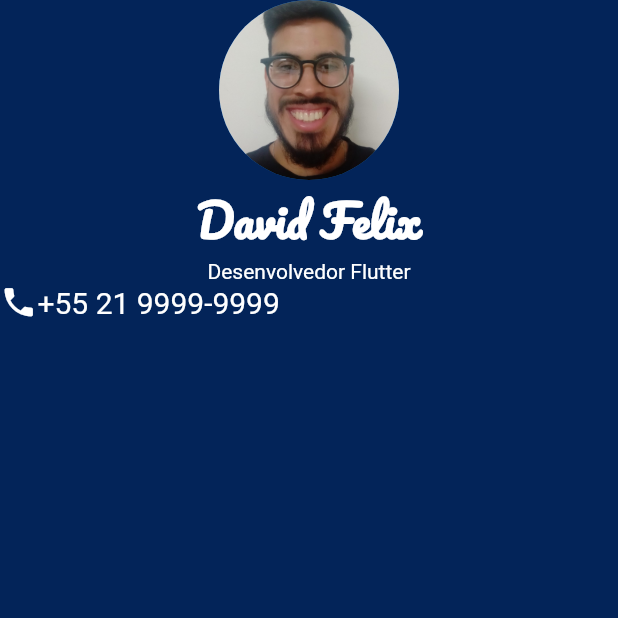
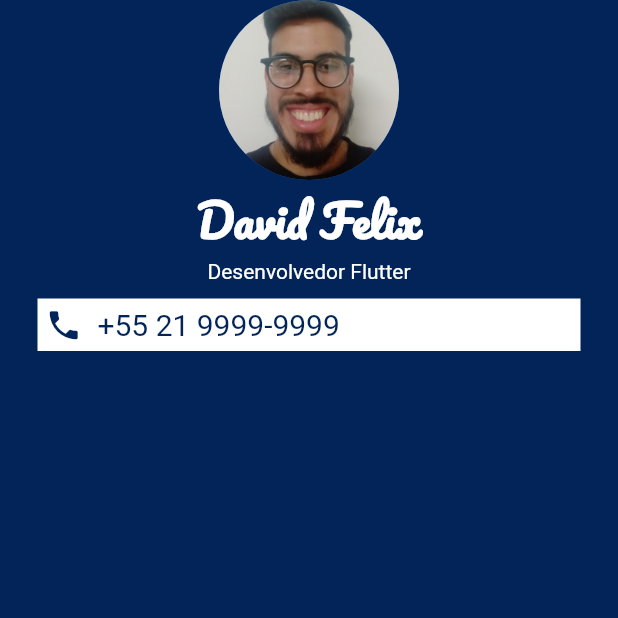
Before and after one commit to davidfffelix/My-Portfolio, a Flutter app: the screen it shows after launch, on a phone screen of 412 x 824 dp, the top half of it. Run offline on Flutter 3.47's test engine with Material 2 defaults, Android fonts, the phone set to English and light mode, and no system bars.

Commit message:
Update Container

```diff
--- a/lib/main.dart
+++ b/lib/main.dart
@@ -36,16 +36,24 @@ class MeuApp extends StatelessWidget {
                 ),
               ),
               Container(
+                color: Colors.white,
+                margin: EdgeInsets.symmetric(
+                    vertical: 10,
+                    horizontal: 25),
+                padding: EdgeInsets.all(5),
                 child: Row(
                   children: [
                     Icon(
                       Icons.phone,
+                      color: Color(0xff032459),
                       size: 25,
-                      color: Colors.white,
+                    ),
+                    SizedBox(
+                      width: 10,
                     ),
                     Text('+55 21 9999-9999',
                       style: TextStyle(
-                        color: Colors.white,
+                        color: Color(0xff032459),
                         fontSize: 20,
                       ),
 
```
